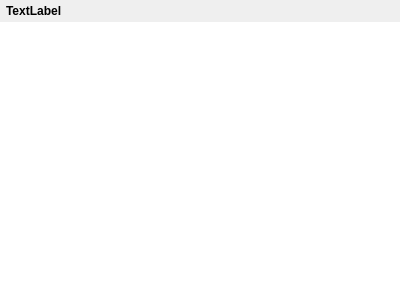
Old version of the form src/ui/tv_show/TvShowFilesWidget.ui in the repository Komet/MediaElch.
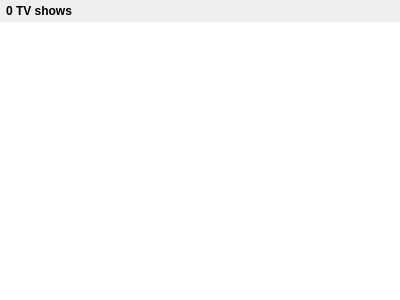
New version of the form. Custom widgets are drawn as their Qt base class.

The edit to the form file:
```diff
--- a/src/ui/tv_show/TvShowFilesWidget.ui
+++ b/src/ui/tv_show/TvShowFilesWidget.ui
@@ -45,12 +45,11 @@
        <widget class="QLabel" name="statusLabel">
         <property name="font">
          <font>
-          <weight>75</weight>
           <bold>true</bold>
          </font>
         </property>
         <property name="text">
-         <string notr="true">TextLabel</string>
+         <string notr="true">0 TV shows</string>
         </property>
        </widget>
       </item>
```
Left out of the diff: 2 changed lines with no effect on the pictures.
